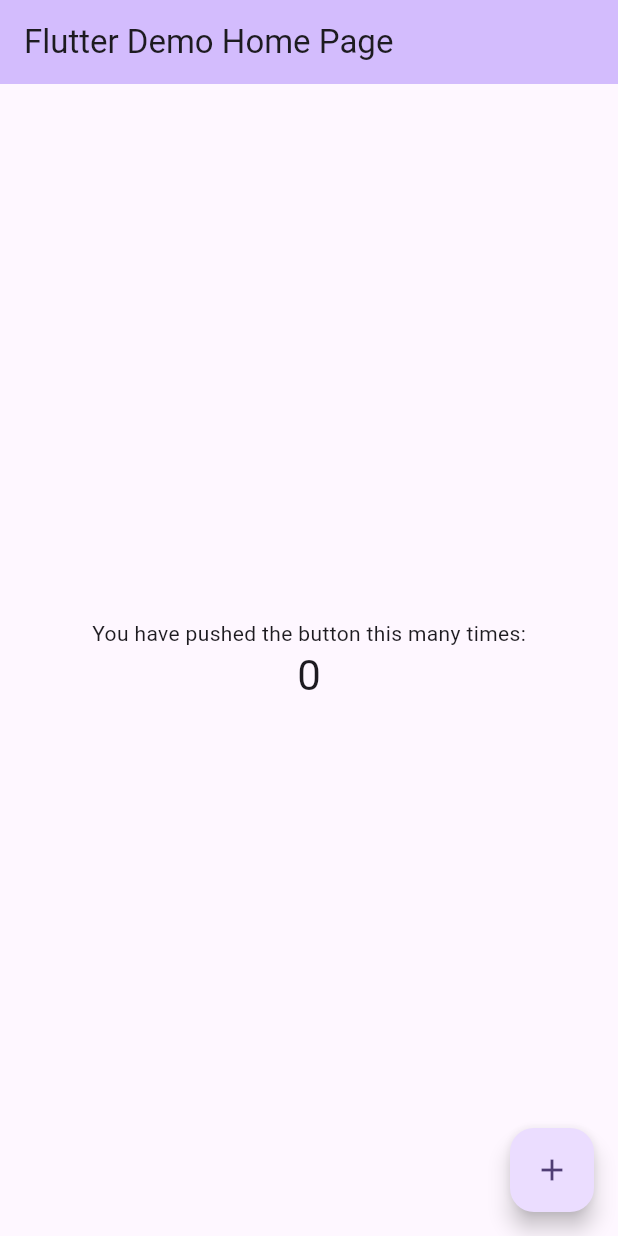
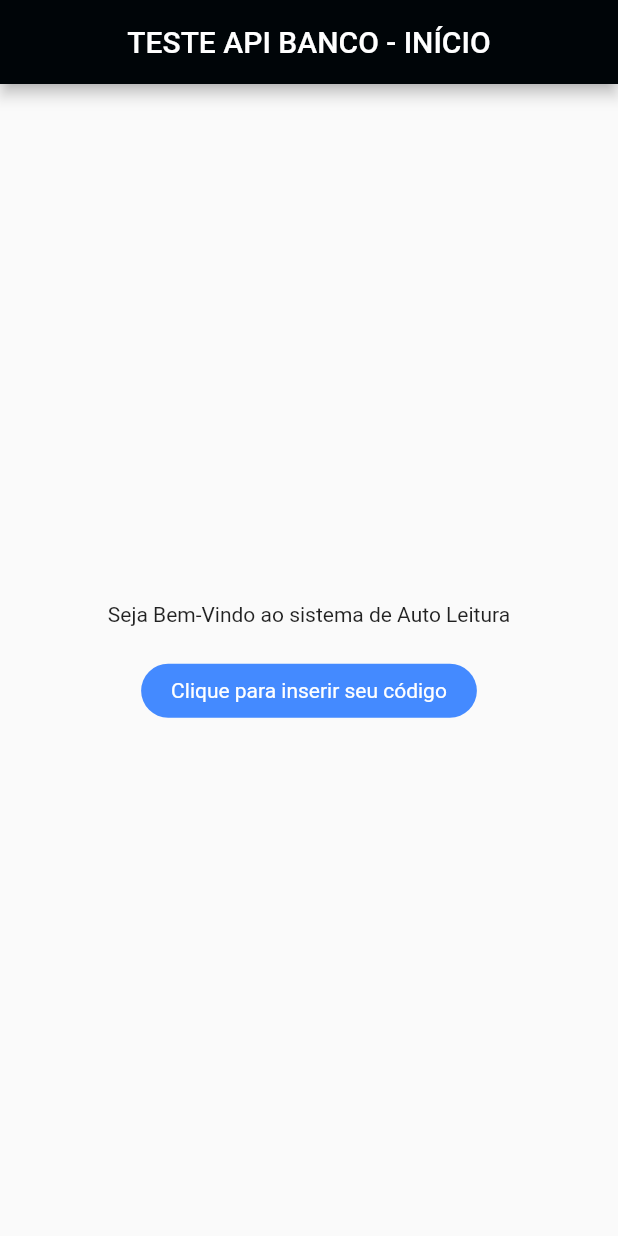
Before and after one commit to sidneyojr/testeapibanco, a Flutter app: the screen it shows after launch, on a phone screen of 412 x 824 dp. Run offline on Flutter 3.47's test engine with Material 2 defaults, Android fonts, the phone set to English and light mode, and no system bars.

Commit message:
Tela para login sincronizar com o banco

```diff
--- /dev/null
+++ b/lib/home.dart
@@ -0,0 +1,50 @@
+import 'package:testeapibanco/login.dart';
+import 'package:flutter/material.dart';
+
+class Home extends StatelessWidget {
+  const Home({Key? key}) : super(key: key);
+
+  @override
+  Widget build(BuildContext context) {
+    return Scaffold(
+      appBar: AppBar(
+        centerTitle: true,
+        title: const Text('TESTE API BANCO - INÍCIO'),
+        backgroundColor:
+            Color.fromARGB(255, 0, 5, 8), // Manter a app bar no azul
+      ),
+      body: Center(
+        child: Column(
+          mainAxisAlignment: MainAxisAlignment.center,
+          children: [
+            Text("Seja Bem-Vindo ao sistema de Auto Leitura"),
+            SizedBox(height: 25),
+            Material(
+              color: Colors.blueAccent, // Azul mais claro
+              borderRadius: BorderRadius.circular(20.0),
+              child: InkWell(
+                borderRadius: BorderRadius.circular(20.0),
+                onTap: () {
+                  Navigator.push(
+                    context,
+                    MaterialPageRoute(builder: (context) => Login()),
+                  );
+                },
+                child: Container(
+                  padding: EdgeInsets.symmetric(horizontal: 20, vertical: 10),
+                  decoration: BoxDecoration(
+                    shape: BoxShape.circle,
+                  ),
+                  child: Text(
+                    "Clique para inserir seu código",
+                    style: TextStyle(color: Colors.white),
+                  ),
+                ),
+              ),
+            ),
+          ],
+        ),
+      ),
+    );
+  }
+}
--- a/lib/main.dart
+++ b/lib/main.dart
@@ -1,125 +1,16 @@
+import 'package:testeapibanco/home.dart';
 import 'package:flutter/material.dart';
 
+// main
 void main() {
-  runApp(const MyApp());
+  runApp(AutoLeitura());
 }
 
-class MyApp extends StatelessWidget {
-  const MyApp({super.key});
-
-  // This widget is the root of your application.
+class AutoLeitura extends StatelessWidget {
   @override
   Widget build(BuildContext context) {
     return MaterialApp(
-      title: 'Flutter Demo',
-      theme: ThemeData(
-        // This is the theme of your application.
-        //
-        // TRY THIS: Try running your application with "flutter run". You'll see
-        // the application has a blue toolbar. Then, without quitting the app,
-        // try changing the seedColor in the colorScheme below to Colors.green
-        // and then invoke "hot reload" (save your changes or press the "hot
-        // reload" button in a Flutter-supported IDE, or press "r" if you used
-        // the command line to start the app).
-        //
-        // Notice that the counter didn't reset back to zero; the application
-        // state is not lost during the reload. To reset the state, use hot
-        // restart instead.
-        //
-        // This works for code too, not just values: Most code changes can be
-        // tested with just a hot reload.
-        colorScheme: ColorScheme.fromSeed(seedColor: Colors.deepPurple),
-        useMaterial3: true,
-      ),
-      home: const MyHomePage(title: 'Flutter Demo Home Page'),
+      home: Home(),
     );
   }
 }
-
-class MyHomePage extends StatefulWidget {
-  const MyHomePage({super.key, required this.title});
-
-  // This widget is the home page of your application. It is stateful, meaning
-  // that it has a State object (defined below) that contains fields that affect
-  // how it looks.
-
-  // This class is the configuration for the state. It holds the values (in this
-  // case the title) provided by the parent (in this case the App widget) and
-  // used by the build method of the State. Fields in a Widget subclass are
-  // always marked "final".
-
-  final String title;
-
-  @override
-  State<MyHomePage> createState() => _MyHomePageState();
-}
-
-class _MyHomePageState extends State<MyHomePage> {
-  int _counter = 0;
-
-  void _incrementCounter() {
-    setState(() {
-      // This call to setState tells the Flutter framework that something has
-      // changed in this State, which causes it to rerun the build method below
-      // so that the display can reflect the updated values. If we changed
-      // _counter without calling setState(), then the build method would not be
-      // called again, and so nothing would appear to happen.
-      _counter++;
-    });
-  }
-
-  @override
-  Widget build(BuildContext context) {
-    // This method is rerun every time setState is called, for instance as done
-    // by the _incrementCounter method above.
-    //
-    // The Flutter framework has been optimized to make rerunning build methods
-    // fast, so that you can just rebuild anything that needs updating rather
-    // than having to individually change instances of widgets.
-    return Scaffold(
-      appBar: AppBar(
-        // TRY THIS: Try changing the color here to a specific color (to
-        // Colors.amber, perhaps?) and trigger a hot reload to see the AppBar
-        // change color while the other colors stay the same.
-        backgroundColor: Theme.of(context).colorScheme.inversePrimary,
-        // Here we take the value from the MyHomePage object that was created by
-        // the App.build method, and use it to set our appbar title.
-        title: Text(widget.title),
-      ),
-      body: Center(
-        // Center is a layout widget. It takes a single child and positions it
-        // in the middle of the parent.
-        child: Column(
-          // Column is also a layout widget. It takes a list of children and
-          // arranges them vertically. By default, it sizes itself to fit its
-          // children horizontally, and tries to be as tall as its parent.
-          //
-          // Column has various properties to control how it sizes itself and
-          // how it positions its children. Here we use mainAxisAlignment to
-          // center the children vertically; the main axis here is the vertical
-          // axis because Columns are vertical (the cross axis would be
-          // horizontal).
-          //
-          // TRY THIS: Invoke "debug painting" (choose the "Toggle Debug Paint"
-          // action in the IDE, or press "p" in the console), to see the
-          // wireframe for each widget.
-          mainAxisAlignment: MainAxisAlignment.center,
-          children: <Widget>[
-            const Text(
-              'You have pushed the button this many times:',
-            ),
-            Text(
-              '$_counter',
-              style: Theme.of(context).textTheme.headlineMedium,
-            ),
-          ],
-        ),
-      ),
-      floatingActionButton: FloatingActionButton(
-        onPressed: _incrementCounter,
-        tooltip: 'Increment',
-        child: const Icon(Icons.add),
-      ), // This trailing comma makes auto-formatting nicer for build methods.
-    );
-  }
-}
```
Also changed, not shown: lib/login.dart (added, +78 -0 lines), 43 other files.
